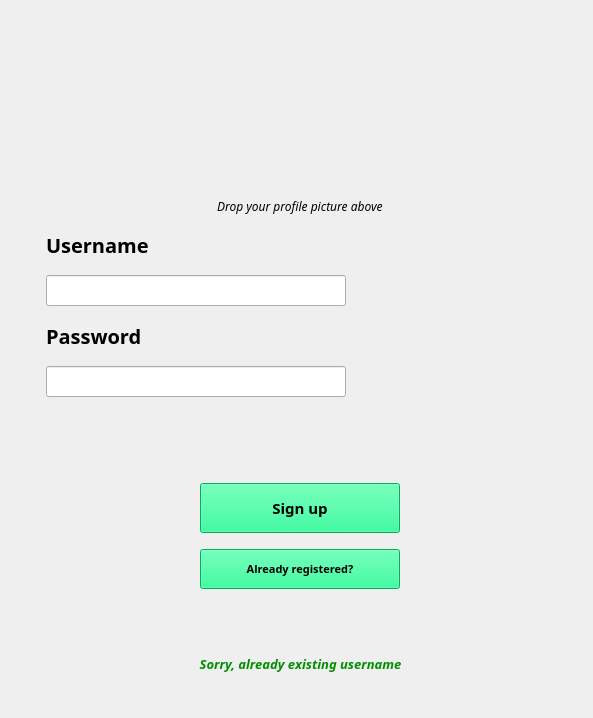
pierangelomartellone/PDS_Project, file Client/ProgettoGUI/RegisterWindow.ui: the form before one commit.
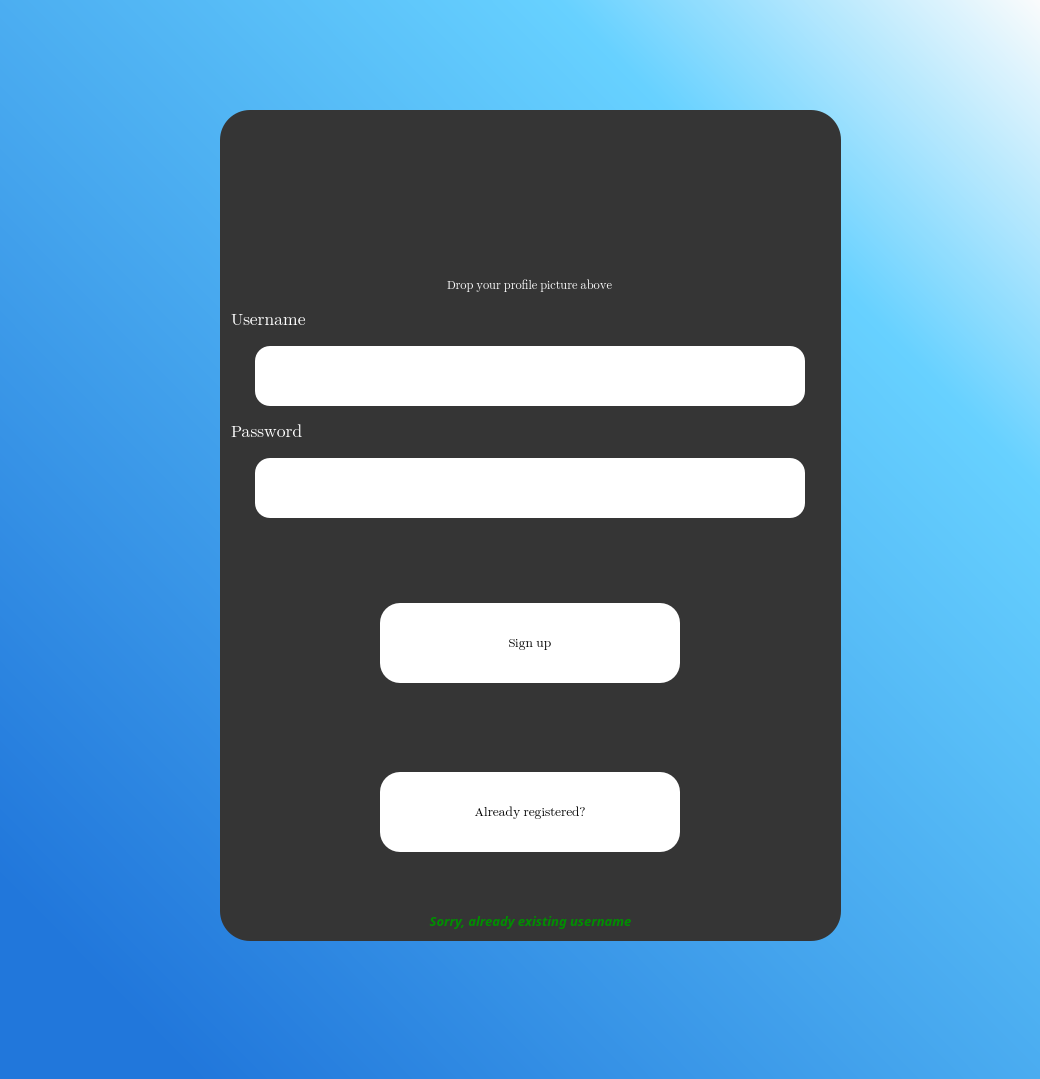
The form after the commit. Icons and pictures are not drawn.

```diff
--- a/Client/ProgettoGUI/RegisterWindow.ui
+++ b/Client/ProgettoGUI/RegisterWindow.ui
@@ -6,8 +6,8 @@
    <rect>
     <x>0</x>
     <y>0</y>
-    <width>593</width>
-    <height>718</height>
+    <width>1040</width>
+    <height>1079</height>
    </rect>
   </property>
   <property name="sizePolicy">
@@ -22,18 +22,26 @@
   <property name="whatsThis">
    <string notr="true"/>
   </property>
+  <property name="styleSheet">
+   <string notr="true">background:qlineargradient(spread:pad, x1:0.103, y1:0.914409, x2:1, y2:0, stop:0 rgba(33, 119, 219, 255), stop:0.745946 rgba(103, 209, 255, 255), stop:1 rgba(252, 252, 252, 255))</string>
+  </property>
   <property name="windowFilePath">
    <string notr="true"/>
   </property>
-  <widget class="QWidget" name="verticalLayoutWidget">
+  <widget class="QFrame" name="verticalFrame">
    <property name="geometry">
     <rect>
-     <x>35</x>
-     <y>30</y>
-     <width>531</width>
-     <height>661</height>
+     <x>220</x>
+     <y>110</y>
+     <width>621</width>
+     <height>831</height>
     </rect>
    </property>
+   <property name="styleSheet">
+    <string notr="true">background:rgb(53,53,53);
+border-radius: 30px;
+</string>
+   </property>
    <layout class="QVBoxLayout" name="verticalLayout" stretch="0,0,0,0,0,0,0,0">
     <property name="spacing">
      <number>15</number>
@@ -105,11 +113,18 @@
           </property>
           <property name="font">
            <font>
-            <family>Segoe UI Light</family>
+            <family>Segoe UI Emoji</family>
             <pointsize>9</pointsize>
-            <italic>true</italic>
+            <weight>50</weight>
+            <italic>false</italic>
+            <bold>false</bold>
            </font>
           </property>
+          <property name="styleSheet">
+           <string notr="true">color:white;
+font: 9pt &quot;Segoe UI Emoji&quot;;
+</string>
+          </property>
           <property name="text">
            <string>Drop your profile picture above</string>
           </property>
@@ -135,18 +150,25 @@
       </property>
       <property name="font">
        <font>
-        <family>Segoe UI Semibold</family>
-        <pointsize>15</pointsize>
-        <weight>75</weight>
-        <bold>true</bold>
+        <family>Segoe UI Emoji</family>
+        <pointsize>13</pointsize>
+        <weight>50</weight>
+        <italic>false</italic>
+        <bold>false</bold>
        </font>
       </property>
+      <property name="styleSheet">
+       <string notr="true">font: 13pt &quot;Segoe UI Emoji&quot;;
+background:rgb(53,53,53);
+color:white;
+</string>
+      </property>
       <property name="text">
        <string>Username</string>
       </property>
      </widget>
     </item>
-    <item>
+    <item alignment="Qt::AlignHCenter">
      <widget class="QLineEdit" name="userText">
       <property name="sizePolicy">
        <sizepolicy hsizetype="Fixed" vsizetype="Fixed">
@@ -156,8 +178,8 @@
       </property>
       <property name="minimumSize">
        <size>
-        <width>300</width>
-        <height>0</height>
+        <width>550</width>
+        <height>60</height>
        </size>
       </property>
       <property name="font">
@@ -168,6 +190,10 @@
         <bold>false</bold>
        </font>
       </property>
+      <property name="styleSheet">
+       <string notr="true">border-radius: 15px;
+background: white;</string>
+      </property>
       <property name="echoMode">
        <enum>QLineEdit::Normal</enum>
       </property>
@@ -181,20 +207,33 @@
         <verstretch>0</verstretch>
        </sizepolicy>
       </property>
+      <property name="minimumSize">
+       <size>
+        <width>0</width>
+        <height>5</height>
+       </size>
+      </property>
       <property name="font">
        <font>
-        <family>Segoe UI Semibold</family>
-        <pointsize>15</pointsize>
-        <weight>75</weight>
-        <bold>true</bold>
+        <family>Segoe UI Emoji</family>
+        <pointsize>13</pointsize>
+        <weight>50</weight>
+        <italic>false</italic>
+        <bold>false</bold>
        </font>
       </property>
+      <property name="styleSheet">
+       <string notr="true">font: 13pt &quot;Segoe UI Emoji&quot;;
+background:rgb(53,53,53);
+color:white;
+</string>
+      </property>
       <property name="text">
        <string>Password</string>
       </property>
      </widget>
     </item>
-    <item>
+    <item alignment="Qt::AlignHCenter">
      <widget class="QLineEdit" name="passText">
       <property name="sizePolicy">
        <sizepolicy hsizetype="Fixed" vsizetype="Fixed">
@@ -204,8 +243,8 @@
       </property>
       <property name="minimumSize">
        <size>
-        <width>300</width>
-        <height>0</height>
+        <width>550</width>
+        <height>60</height>
        </size>
       </property>
       <property name="font">
@@ -216,6 +255,10 @@
         <bold>true</bold>
        </font>
       </property>
+      <property name="styleSheet">
+       <string notr="true">border-radius: 15px;
+background: white;</string>
+      </property>
       <property name="echoMode">
        <enum>QLineEdit::Password</enum>
       </property>
@@ -229,7 +272,7 @@
       <property name="topMargin">
        <number>70</number>
       </property>
-      <item>
+      <item alignment="Qt::AlignTop">
        <widget class="QPushButton" name="pushButton">
         <property name="sizePolicy">
          <sizepolicy hsizetype="Fixed" vsizetype="Fixed">
@@ -239,8 +282,8 @@
         </property>
         <property name="minimumSize">
          <size>
-          <width>200</width>
-          <height>50</height>
+          <width>300</width>
+          <height>80</height>
          </size>
         </property>
         <property name="palette">
@@ -258,9 +301,9 @@
            <colorrole role="Button">
             <brush brushstyle="SolidPattern">
              <color alpha="255">
-              <red>9</red>
-              <green>240</green>
-              <blue>132</blue>
+              <red>255</red>
+              <green>255</green>
+              <blue>255</blue>
              </color>
             </brush>
            </colorrole>
@@ -339,9 +382,9 @@
            <colorrole role="Window">
             <brush brushstyle="SolidPattern">
              <color alpha="255">
-              <red>9</red>
-              <green>240</green>
-              <blue>132</blue>
+              <red>255</red>
+              <green>255</green>
+              <blue>255</blue>
              </color>
             </brush>
            </colorrole>
@@ -404,9 +447,9 @@
            <colorrole role="Button">
             <brush brushstyle="SolidPattern">
              <color alpha="255">
-              <red>9</red>
-              <green>240</green>
-              <blue>132</blue>
+              <red>255</red>
+              <green>255</green>
+              <blue>255</blue>
              </color>
             </brush>
            </colorrole>
@@ -485,9 +528,9 @@
            <colorrole role="Window">
             <brush brushstyle="SolidPattern">
              <color alpha="255">
-              <red>9</red>
-              <green>240</green>
-              <blue>132</blue>
+              <red>255</red>
+              <green>255</green>
+              <blue>255</blue>
              </color>
             </brush>
            </colorrole>
@@ -550,9 +593,9 @@
            <colorrole role="Button">
             <brush brushstyle="SolidPattern">
              <color alpha="255">
-              <red>9</red>
-              <green>240</green>
-              <blue>132</blue>
+              <red>255</red>
+              <green>255</green>
+              <blue>255</blue>
              </color>
             </brush>
            </colorrole>
@@ -622,18 +665,18 @@
            <colorrole role="Base">
             <brush brushstyle="SolidPattern">
              <color alpha="255">
-              <red>9</red>
-              <green>240</green>
-              <blue>132</blue>
+              <red>255</red>
+              <green>255</green>
+              <blue>255</blue>
              </color>
             </brush>
            </colorrole>
            <colorrole role="Window">
             <brush brushstyle="SolidPattern">
              <color alpha="255">
-              <red>9</red>
-              <green>240</green>
-              <blue>132</blue>
+              <red>255</red>
+              <green>255</green>
+              <blue>255</blue>
              </color>
             </brush>
            </colorrole>
@@ -687,12 +730,21 @@
         </property>
         <property name="font">
          <font>
-          <family>Segoe UI Semibold</family>
-          <pointsize>11</pointsize>
-          <weight>75</weight>
-          <bold>true</bold>
+          <family>Segoe UI Emoji</family>
+          <pointsize>10</pointsize>
+          <weight>50</weight>
+          <italic>false</italic>
+          <bold>false</bold>
          </font>
         </property>
+        <property name="cursor">
+         <cursorShape>OpenHandCursor</cursorShape>
+        </property>
+        <property name="styleSheet">
+         <string notr="true">border-radius: 20px;
+font: 10pt &quot;Segoe UI Emoji&quot;;
+background: white;</string>
+        </property>
         <property name="text">
          <string>Sign up</string>
         </property>
@@ -706,9 +758,9 @@
        <number>0</number>
       </property>
       <property name="bottomMargin">
-       <number>50</number>
+       <number>45</number>
       </property>
-      <item>
+      <item alignment="Qt::AlignBottom">
        <widget class="QPushButton" name="loginButton">
         <property name="sizePolicy">
          <sizepolicy hsizetype="Fixed" vsizetype="Fixed">
@@ -718,8 +770,8 @@
         </property>
         <property name="minimumSize">
          <size>
-          <width>200</width>
-          <height>40</height>
+          <width>300</width>
+          <height>80</height>
          </size>
         </property>
         <property name="palette">
@@ -737,9 +789,9 @@
            <colorrole role="Button">
             <brush brushstyle="SolidPattern">
              <color alpha="255">
-              <red>9</red>
-              <green>240</green>
-              <blue>132</blue>
+              <red>255</red>
+              <green>255</green>
+              <blue>255</blue>
              </color>
             </brush>
            </colorrole>
@@ -818,9 +870,9 @@
            <colorrole role="Window">
             <brush brushstyle="SolidPattern">
              <color alpha="255">
-              <red>9</red>
-              <green>240</green>
-              <blue>132</blue>
+              <red>255</red>
+              <green>255</green>
+              <blue>255</blue>
              </color>
             </brush>
            </colorrole>
@@ -883,9 +935,9 @@
            <colorrole role="Button">
             <brush brushstyle="SolidPattern">
              <color alpha="255">
-              <red>9</red>
-              <green>240</green>
-              <blue>132</blue>
+              <red>255</red>
+              <green>255</green>
+              <blue>255</blue>
              </color>
             </brush>
            </colorrole>
@@ -964,9 +1016,9 @@
            <colorrole role="Window">
             <brush brushstyle="SolidPattern">
              <color alpha="255">
-              <red>9</red>
-              <green>240</green>
-              <blue>132</blue>
+              <red>255</red>
+              <green>255</green>
+              <blue>255</blue>
              </color>
             </brush>
            </colorrole>
@@ -1029,9 +1081,9 @@
            <colorrole role="Button">
             <brush brushstyle="SolidPattern">
              <color alpha="255">
-              <red>9</red>
-              <green>240</green>
-              <blue>132</blue>
+              <red>255</red>
+              <green>255</green>
+              <blue>255</blue>
              </color>
             </brush>
            </colorrole>
@@ -1101,18 +1153,18 @@
            <colorrole role="Base">
             <brush brushstyle="SolidPattern">
              <color alpha="255">
-              <red>9</red>
-              <green>240</green>
-              <blue>132</blue>
+              <red>255</red>
+              <green>255</green>
+              <blue>255</blue>
              </color>
             </brush>
            </colorrole>
            <colorrole role="Window">
             <brush brushstyle="SolidPattern">
              <color alpha="255">
-              <red>9</red>
-              <green>240</green>
-              <blue>132</blue>
+              <red>255</red>
+              <green>255</green>
+              <blue>255</blue>
              </color>
             </brush>
            </colorrole>
@@ -1166,12 +1218,18 @@
         </property>
         <property name="font">
          <font>
-          <family>Segoe UI Semibold</family>
-          <pointsize>8</pointsize>
-          <weight>75</weight>
-          <bold>true</bold>
+          <family>Segoe UI Emoji</family>
+          <pointsize>10</pointsize>
+          <weight>50</weight>
+          <italic>false</italic>
+          <bold>false</bold>
          </font>
         </property>
+        <property name="styleSheet">
+         <string notr="true">border-radius: 20px;
+background:white;
+font: 10pt &quot;Segoe UI Emoji&quot;;</string>
+        </property>
         <property name="text">
          <string>Already registered?</string>
         </property>
@@ -1641,6 +1699,9 @@
         <bold>true</bold>
        </font>
       </property>
+      <property name="styleSheet">
+       <string notr="true">background:none;</string>
+      </property>
       <property name="frameShape">
        <enum>QFrame::NoFrame</enum>
       </property>
```
Left out of the diff: 4 changed lines with no effect on the pictures.
